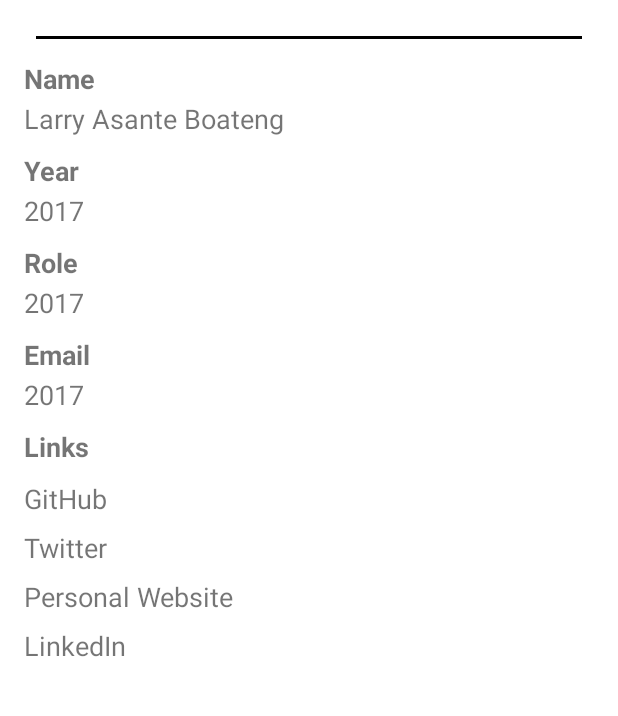
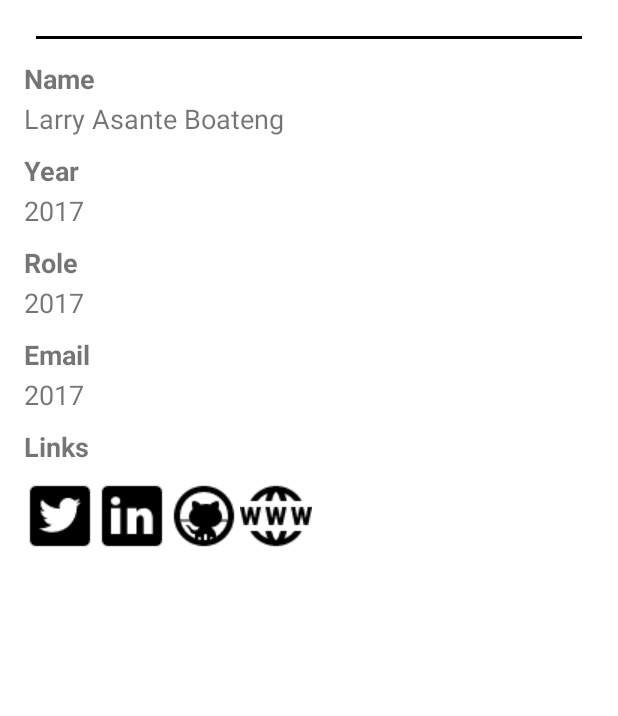
Before and after one commit to zsusag/AppDevDirectory, an Android app: the ProfileActivity screen opened directly, with no data from a screen before it, on a phone screen of 412 x 824 dp, the part 459-1175 px from its top. Run offline under Robolectric (Android 15) with nearby library versions, the phone set to English and light mode, and no system bars; our stand-ins replace Picasso; network calls fail; pictures from the network do not load; 13 statements that could not run were skipped.

```diff
--- a/app/src/main/java/edu/appdev/appdevdirectory/ProfileActivity.java
+++ b/app/src/main/java/edu/appdev/appdevdirectory/ProfileActivity.java
@@ -25,10 +25,10 @@ public class ProfileActivity extends AppCompatActivity {
     private TextView mYear;
     //private TextView mCell; No data in JSON file as of 3/21/2016
     private TextView mEmail;
-    private TextView mGit;
-    private TextView mTwitter;
-    private TextView mHome;
-    private TextView mLinkedIn;
+    private ImageView mGit;
+    private ImageView mTwitter;
+    private ImageView mHome;
+    private ImageView mLinkedIn;
 
     private ImageView mPic;
 
@@ -62,10 +62,10 @@ public class ProfileActivity extends AppCompatActivity {
         mYear = (TextView) findViewById(R.id.yearTextView);
         //mCell = (TextView) findViewById(R.id.cellTextView);
         mEmail = (TextView) findViewById(R.id.emailTextView);
-        mTwitter = (TextView) findViewById(R.id.twitterTextView);
-        mGit = (TextView) findViewById(R.id.gitTextView);
-        mHome = (TextView) findViewById(R.id.homeTextView);
-        mLinkedIn = (TextView) findViewById(R.id.linkedInTextView);
+        mTwitter = (ImageView) findViewById(R.id.twitterIcon);
+        mGit = (ImageView) findViewById(R.id.githubIcon);
+        mHome = (ImageView) findViewById(R.id.websiteIcon);
+        mLinkedIn = (ImageView) findViewById(R.id.linkedinIcon);
         mPic = (ImageView) findViewById(R.id.profImageView);
 
         // Set text from ArrayList from JSON parsed data
@@ -74,7 +74,6 @@ public class ProfileActivity extends AppCompatActivity {
         mYear.setText(member.get("year"));
         //mCell.setText(member.get("cellphone"));
         mEmail.setText(member.get("email"));
-        System.out.println(mTwitter.getText());
         // Populates links fields if data present otherwise makes TextViews invisible
         if (member.get("twitterurl").equals("")) {
             mTwitter.setVisibility(View.GONE);
--- a/app/src/main/res/layout/content_profile.xml
+++ b/app/src/main/res/layout/content_profile.xml
@@ -138,38 +138,36 @@
                 android:layout_marginBottom="10dp"
                 android:textStyle="bold"/>
 
-            <TextView
+            <LinearLayout
+                android:orientation="horizontal"
+                android:layout_width="match_parent"
+                android:layout_height="match_parent"
+                android:gravity="left">
+
+                <ImageView
                     android:layout_width="wrap_content"
                     android:layout_height="wrap_content"
-                android:id="@+id/gitTextView"
-                android:text="GitHub"
-                android:textSize="18dp"
-                android:layout_marginBottom="8dp"/>
+                    android:id="@+id/twitterIcon"
+                    android:src="@drawable/twitter" />
 
-            <TextView
+                <ImageView
                     android:layout_width="wrap_content"
                     android:layout_height="wrap_content"
-                android:id="@+id/twitterTextView"
-                android:text="Twitter"
-                android:textSize="18dp"
-                android:layout_marginBottom="8dp"
-                android:clickable="true" />
+                    android:id="@+id/linkedinIcon"
+                    android:src="@drawable/linkedin" />
 
-            <TextView
+                <ImageView
                     android:layout_width="wrap_content"
                     android:layout_height="wrap_content"
-                android:id="@+id/homeTextView"
-                android:text="Personal Website"
-                android:textSize="18dp"
-                android:layout_marginBottom="8dp"/>
+                    android:id="@+id/githubIcon"
+                    android:src="@drawable/github" />
 
-            <TextView
+                <ImageView
                     android:layout_width="wrap_content"
                     android:layout_height="wrap_content"
-                android:id="@+id/linkedInTextView"
-                android:text="LinkedIn"
-                android:textSize="18dp"
-                android:layout_marginBottom="8dp"/>
+                    android:id="@+id/websiteIcon"
+                    android:src="@drawable/domain" />
+            </LinearLayout>
 
 
         </LinearLayout>
```
Also changed, not shown: app/src/main/res/drawable/domain.png (added), app/src/main/res/drawable/github.png (added), app/src/main/res/drawable/linkedin.png (added), app/src/main/res/drawable/twitter.png (added). Lines whose indentation alone changed are shown as unchanged.
